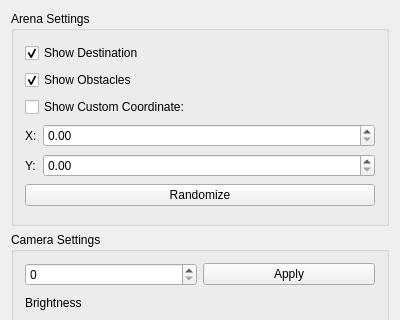
First picture: the form in mainwindow.ui, repository umdenes100/VisionSystemRemote, before the edit; both pictures show x 0 to 400 and y 0 to 320 of the 400 by 507 pixel window.
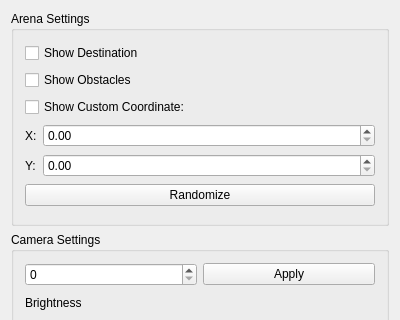
Second picture: the form after the edit.

Commit message: Fixed default state of checkboxes in main window

Diff of the .ui file:
```diff
--- a/mainwindow.ui
+++ b/mainwindow.ui
@@ -157,17 +157,20 @@
           <string>Show Obstacles</string>
          </property>
          <property name="checked">
-          <bool>true</bool>
+          <bool>false</bool>
          </property>
         </widget>
        </item>
        <item row="0" column="0" colspan="2">
         <widget class="QCheckBox" name="showDestinationCheckBox">
+         <property name="enabled">
+          <bool>true</bool>
+         </property>
          <property name="text">
           <string>Show Destination</string>
          </property>
          <property name="checked">
-          <bool>true</bool>
+          <bool>false</bool>
          </property>
         </widget>
        </item>
```
The commit also changes 2 other files.
